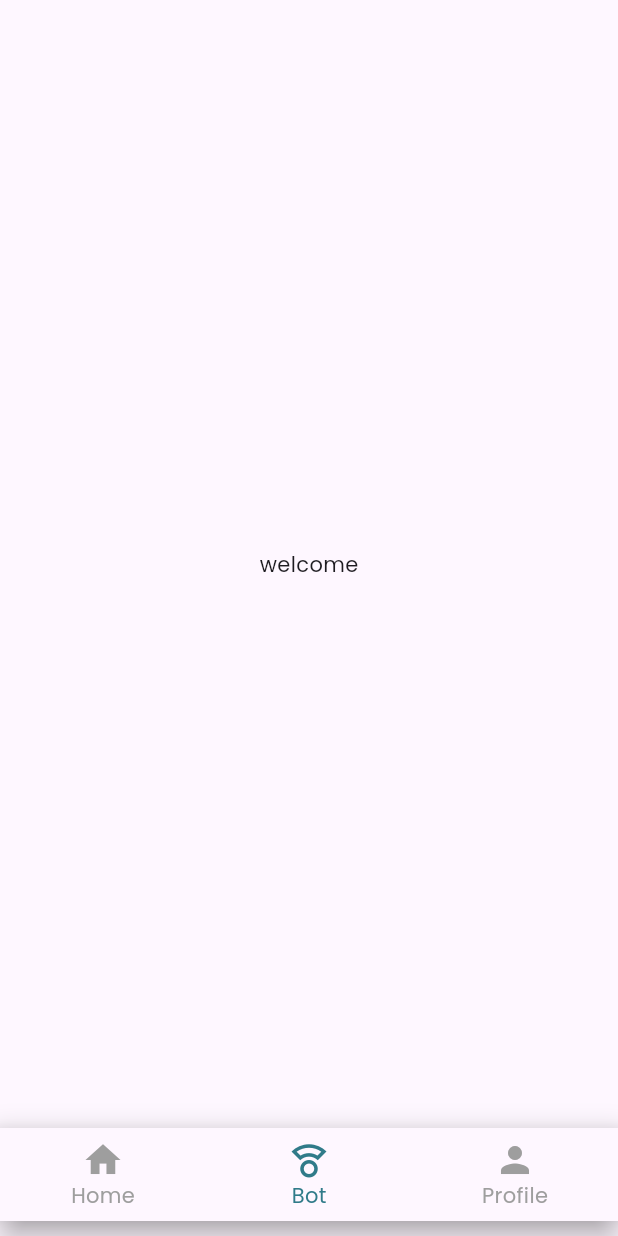
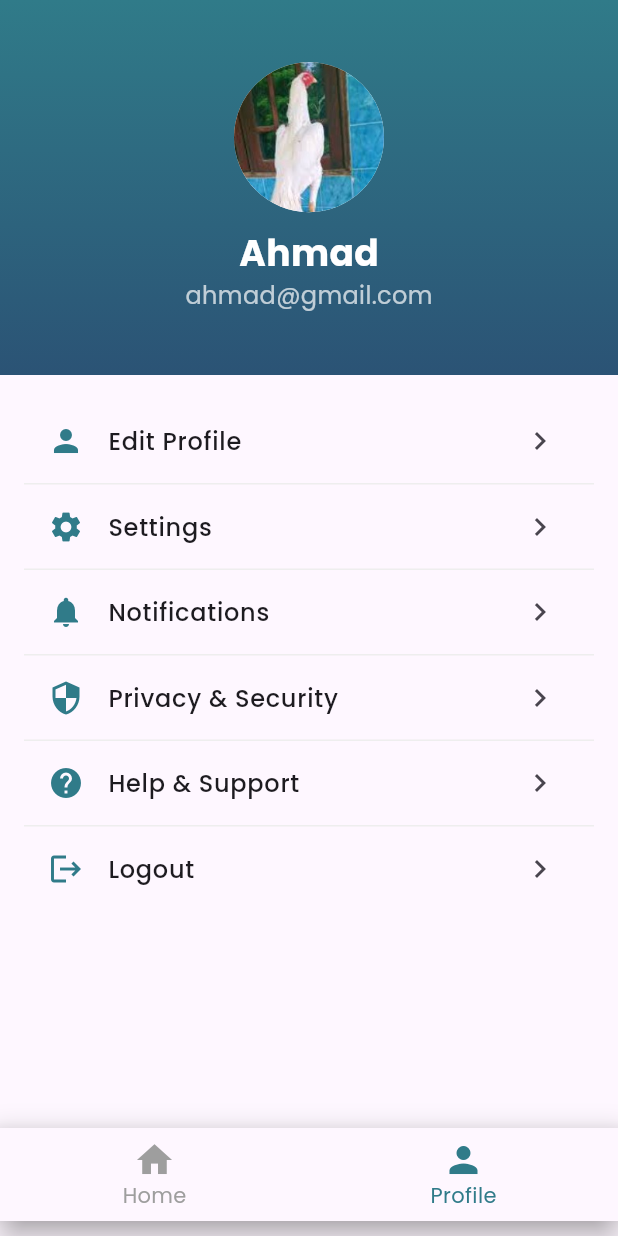
Before and after one commit to ahmadazizfauzi/news_idcamp, a Flutter app: the screen it shows after launch, item 2 of the bottom bar chosen, on a phone screen of 412 x 824 dp. Run offline on Flutter 3.47's test engine with Material 3 defaults, Android fonts, the phone set to English and light mode, and no system bars; our stand-ins replace google_fonts.

Commit message:
feature/profile

```diff
--- /dev/null
+++ b/lib/persentation/screens/profile/profile_screen.dart
@@ -0,0 +1,21 @@
+import 'package:flutter/material.dart';
+import 'package:news/widgets/non_reusable/profile/banner_profile_widget.dart';
+import 'package:news/widgets/non_reusable/profile/list_menu_profile_widget.dart';
+
+class ProfileScreen extends StatelessWidget {
+  const ProfileScreen({Key? key}) : super(key: key);
+
+  @override
+  Widget build(BuildContext context) {
+    return Scaffold(
+      body: SingleChildScrollView(
+        child: Column(
+          children: const [
+            BannerProfileWidget(),
+            ListMenuProfileWidget(),
+          ],
+        ),
+      ),
+    );
+  }
+}
--- a/lib/routes/bottom_bar_route.dart
+++ b/lib/routes/bottom_bar_route.dart
@@ -2,6 +2,7 @@ import 'package:flutter/material.dart';
 import 'package:news/constants/color/app_color.dart';
 import 'package:news/persentation/screens/home/home_screen.dart';
 import 'package:news/persentation/screens/welcome/welcome_screen.dart';
+import 'package:news/persentation/screens/profile/profile_screen.dart';
 
 class BottomBarRoute extends StatefulWidget {
   const BottomBarRoute({super.key});
@@ -15,8 +16,7 @@ class _BottomBarRouteState extends State<BottomBarRoute> {
 
   final List<Widget> _screens = [
     const HomeScreen(),
-    const WelcomeScreen(),
-    const WelcomeScreen(),
+    const ProfileScreen(),
   ];
 
   void _onItemTapped(int index) {
@@ -57,10 +57,7 @@ class _BottomBarRouteState extends State<BottomBarRoute> {
                 icon: Icon(Icons.home),
                 label: 'Home',
               ),
-              BottomNavigationBarItem(
-                icon: Icon(Icons.compass_calibration_outlined),
-                label: 'Bot',
-              ),
+
               BottomNavigationBarItem(
                 icon: Icon(Icons.person),
                 label: 'Profile',
--- /dev/null
+++ b/lib/widgets/non_reusable/profile/banner_profile_widget.dart
@@ -0,0 +1,50 @@
+import 'package:flutter/material.dart';
+import 'package:news/constants/color/app_color.dart';
+
+class BannerProfileWidget extends StatelessWidget {
+  const BannerProfileWidget({Key? key}) : super(key: key);
+
+  @override
+  Widget build(BuildContext context) {
+    return Container(
+      height: 250,
+      decoration: BoxDecoration(
+        gradient: LinearGradient(
+          begin: Alignment.topCenter,
+          end: Alignment.bottomCenter,
+          colors: [AppColors.primary, AppColors.secondary],
+        ),
+      ),
+      child: SafeArea(
+        child: Center(
+          child: Column(
+            mainAxisAlignment: MainAxisAlignment.center,
+            children: [
+              CircleAvatar(
+                radius: 50,
+                backgroundImage: AssetImage('assets/images/profile/photo_profile.jpeg'),
+                backgroundColor: Colors.white,
+              ),
+              SizedBox(height: 10),
+              Text(
+                'Ahmad',
+                style: TextStyle(
+                  color: Colors.white,
+                  fontSize: 24,
+                  fontWeight: FontWeight.bold,
+                ),
+              ),
+              Text(
+                'ahmad@gmail.com',
+                style: TextStyle(
+                  color: Colors.white70,
+                  fontSize: 16,
+                ),
+              ),
+            ],
+          ),
+        ),
+      ),
+    );
+  }
+}
--- /dev/null
+++ b/lib/widgets/non_reusable/profile/list_menu_profile_widget.dart
@@ -0,0 +1,78 @@
+import 'package:flutter/material.dart';
+import 'package:news/constants/color/app_color.dart';
+
+class ListMenuProfileWidget extends StatelessWidget {
+  const ListMenuProfileWidget({Key? key}) : super(key: key);
+
+  @override
+  Widget build(BuildContext context) {
+    return Padding(
+      padding: const EdgeInsets.all(16.0),
+      child: Column(
+        children: [
+          _buildProfileOption(
+            icon: Icons.person,
+            title: 'Edit Profile',
+            onTap: () {},
+          ),
+          _buildProfileOption(
+            icon: Icons.settings,
+            title: 'Settings',
+            onTap: () {},
+          ),
+          _buildProfileOption(
+            icon: Icons.notifications,
+            title: 'Notifications',
+            onTap: () {},
+          ),
+          _buildProfileOption(
+            icon: Icons.security,
+            title: 'Privacy & Security',
+            onTap: () {},
+          ),
+          _buildProfileOption(
+            icon: Icons.help,
+            title: 'Help & Support',
+            onTap: () {},
+          ),
+          _buildProfileOption(
+            icon: Icons.logout,
+            title: 'Logout',
+            onTap: () {},
+            isLast: true,
+          ),
+        ],
+      ),
+    );
+  }
+
+  Widget _buildProfileOption({
+    required IconData icon,
+    required String title,
+    required VoidCallback onTap,
+    bool isLast = false,
+  }) {
+    return Column(
+      children: [
+        ListTile(
+          leading: Icon(icon, color: AppColors.primary),
+          title: Text(
+            title,
+            style: TextStyle(
+              fontSize: 16,
+              fontWeight: FontWeight.w500,
+            ),
+          ),
+          trailing: Icon(Icons.chevron_right),
+          onTap: onTap,
+        ),
+        if (!isLast)
+          Divider(
+            height: 1,
+            thickness: 1,
+            color: Colors.grey.shade200,
+          ),
+      ],
+    );
+  }
+}
```
Also changed, not shown: assets/images/profile/photo_profile.jpeg (added).
